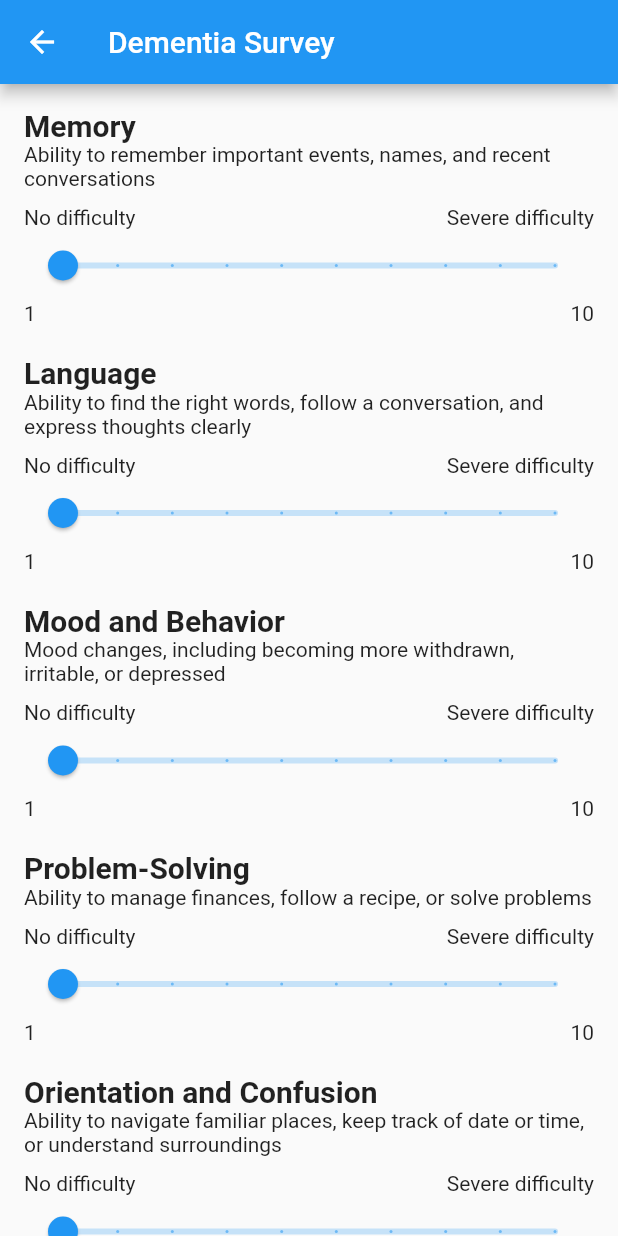
After one commit to MeghaChirayathPaulson/demo-app, a Flutter app: the HomeScreen screen opened directly, after a tap on "Take a Survey", on a phone screen of 412 x 824 dp. The commit adds this screen. Run offline on Flutter 3.47's test engine with Material 2 defaults, Android fonts, the light colour scheme and no system bars; our stand-ins replace firebase_auth, firebase_core, flutter_svg, hive, hive_flutter, shared_preferences and 1 more; accounts and stored records are empty.

Commit message:
Seventh commit

```diff
--- /dev/null
+++ b/lib/Dementia Prediction/prediction.dart
@@ -0,0 +1,143 @@
+import 'package:dementia_app/Dementia%20Prediction/result.dart';
+import 'package:flutter/material.dart';
+import 'package:shared_preferences/shared_preferences.dart';
+
+class DementiaSurvey extends StatefulWidget {
+  const DementiaSurvey({Key? key}) : super(key: key);
+
+  @override
+  _DementiaSurveyState createState() => _DementiaSurveyState();
+}
+
+class _DementiaSurveyState extends State<DementiaSurvey> {
+  int memoryScore = 1;
+  int languageScore = 1;
+  int moodBehaviorScore = 1;
+  int problemSolvingScore = 1;
+  int orientationConfusionScore = 1;
+
+  @override
+  Widget build(BuildContext context) {
+    return Scaffold(
+      appBar: AppBar(
+        title: const Text('Dementia Survey'),
+      ),
+      body: SingleChildScrollView(
+        padding: const EdgeInsets.all(16.0),
+        child: Column(
+          crossAxisAlignment: CrossAxisAlignment.stretch,
+          children: [
+            _buildCategory(
+              'Memory',
+              'Ability to remember important events, names, and recent conversations',
+              memoryScore,
+              (value) {
+                setState(() {
+                  memoryScore = int.parse(value);
+                });
+              },
+            ),
+            _buildCategory(
+              'Language',
+              'Ability to find the right words, follow a conversation, and express thoughts clearly',
+              languageScore,
+              (value) {
+                setState(() {
+                  languageScore = int.parse(value);
+                });
+              },
+            ),
+            _buildCategory(
+              'Mood and Behavior',
+              'Mood changes, including becoming more withdrawn, irritable, or depressed',
+              moodBehaviorScore,
+              (value) {
+                setState(() {
+                  moodBehaviorScore = int.parse(value);
+                });
+              },
+            ),
+            _buildCategory(
+              'Problem-Solving',
+              'Ability to manage finances, follow a recipe, or solve problems',
+              problemSolvingScore,
+              (value) {
+                setState(() {
+                  problemSolvingScore = int.parse(value);
+                });
+              },
+            ),
+            _buildCategory(
+              'Orientation and Confusion',
+              'Ability to navigate familiar places, keep track of date or time, or understand surroundings',
+              orientationConfusionScore,
+              (value) {
+                setState(() {
+                  orientationConfusionScore = int.parse(value);
+                });
+              },
+            ),
+            const SizedBox(height: 32.0),
+            ElevatedButton(
+              onPressed: () async {
+                int totalScore = memoryScore +
+                    languageScore +
+                    moodBehaviorScore +
+                    problemSolvingScore +
+                    orientationConfusionScore;
+                SharedPreferences prefs = await SharedPreferences.getInstance();
+                await prefs.setInt('totalScore', totalScore);
+                Navigator.push(
+                  context,
+                  MaterialPageRoute(builder: (context) => DementiaStage()),
+                );
+
+                // TODO: Send totalScore to a backend for analysis
+              },
+              child: const Text('Submit'),
+            ),
+          ],
+        ),
+      ),
+    );
+  }
+
+  Widget _buildCategory(String title, String description, int value,
+      ValueChanged<String> onChanged) {
+    return Column(
+      crossAxisAlignment: CrossAxisAlignment.stretch,
+      children: [
+        Text(
+          title,
+          style: const TextStyle(fontSize: 20.0, fontWeight: FontWeight.bold),
+        ),
+        Text(description),
+        const SizedBox(height: 10.0),
+        Row(
+          mainAxisAlignment: MainAxisAlignment.spaceBetween,
+          children: [
+            const Text('No difficulty'),
+            const Text('Severe difficulty'),
+          ],
+        ),
+        Slider(
+          value: value.toDouble(),
+          min: 1.0,
+          max: 10.0,
+          divisions: 9,
+          onChanged: (newValue) {
+            onChanged(newValue.toInt().toString());
+          },
+        ),
+        Row(
+          mainAxisAlignment: MainAxisAlignment.spaceBetween,
+          children: [
+            const Text('1'),
+            const Text('10'),
+          ],
+        ),
+        const SizedBox(height: 20.0),
+      ],
+    );
+  }
+}
--- a/lib/HomeScreen.dart
+++ b/lib/HomeScreen.dart
@@ -1,3 +1,4 @@
+import 'package:dementia_app/Calendar&Reminder/calendar_home.dart';
 import 'package:dementia_app/Calendar/calendar.dart';
 import 'package:dementia_app/CreateAccount.dart';
 import 'package:dementia_app/Methods.dart';
@@ -7,6 +8,8 @@ import 'package:flutter/material.dart';
 import 'package:flutter_svg/flutter_svg.dart';
 
 import 'Brain game/game_home.dart';
+import 'Location Tracking/loc_home.dart';
+import 'Dementia Prediction/prediction.dart';
 
 class HomeScreen extends StatelessWidget {
   const HomeScreen({Key? key}) : super(key: key);
@@ -43,6 +46,21 @@ class HomeScreen extends StatelessWidget {
                         ),
                       ),
                     ],
+                  ),
+                  TextButton(
+                    child: Text(
+                      "Take a Survey",
+                      style: TextStyle(
+                        color: Color.fromARGB(255, 255, 255, 255),
+                        fontSize: 16,
+                      ),
+                    ),
+                    onPressed: () {
+                      Navigator.push(
+                          context,
+                          MaterialPageRoute(
+                              builder: (context) => DementiaSurvey()));
+                    },
                   ),
                 ],
               ),
@@ -122,7 +140,7 @@ class HomeScreen extends StatelessWidget {
                                 child: const Text(
                                   "Logout",
                                 ))),
-                      )
+                      ),
                     ],
                   ),
                 ],
@@ -138,7 +156,7 @@ class HomeScreen extends StatelessWidget {
                           Navigator.push(
                               context,
                               MaterialPageRoute(
-                                builder: (_) => HomePage(),
+                                builder: (_) => CalenderHome(),
                               ));
                         },
                         child: Container(
@@ -307,7 +325,7 @@ class HomeScreen extends StatelessWidget {
                           Navigator.push(
                               context,
                               MaterialPageRoute(
-                                builder: (_) => todoApp(),
+                                builder: (_) => Location(),
                               ));
                         },
                         child: Container(
--- a/pubspec.yaml
+++ b/pubspec.yaml
@@ -29,6 +29,7 @@ environment:
 dependencies:
   flutter:
     sdk: flutter
+  http: ^0.13.4
   firebase_auth: ^4.2.2
   firebase_core: ^2.5.0
   syncfusion_flutter_calendar: ^20.1.61
@@ -43,6 +44,7 @@ dependencies:
   hive: ^2.2.3
   hive_flutter: ^1.1.0
   path_provider: ^2.0.11
+  shared_preferences: ^2.0.17
 
 
 dev_dependencies:
```
Also changed, not shown: lib/Calendar&Reminder/calendar_home.dart (added, +17 -0 lines), lib/Dementia Prediction/result.dart (added, +39 -0 lines), lib/Location Tracking/loc_home.dart (added, +17 -0 lines), pubspec.lock, 1 other file.
